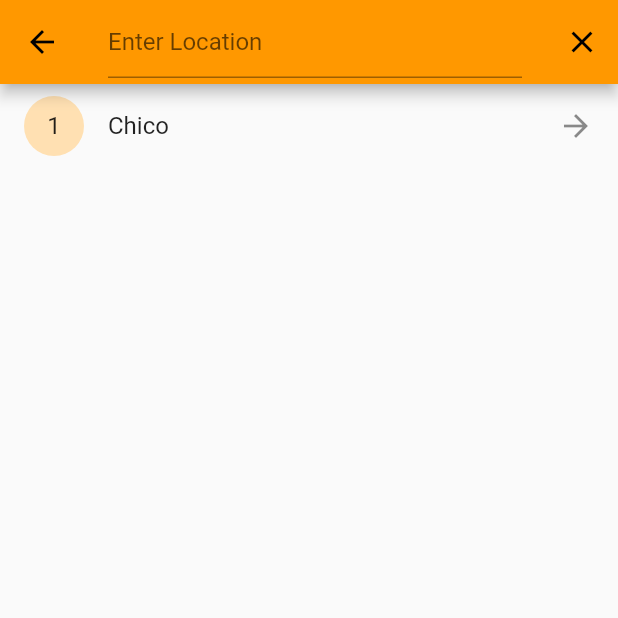
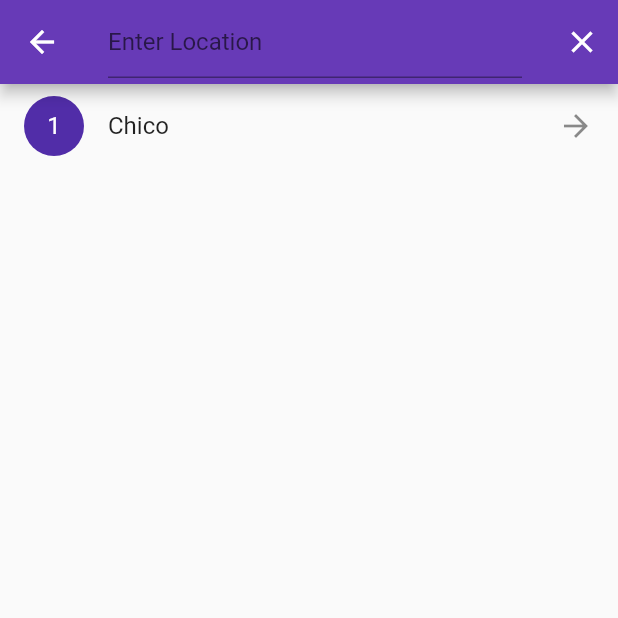
Before and after one commit to kausicmn/Mausam, a Flutter app: the screen it shows after launch, after a tap on the "search" icon, on a phone screen of 412 x 824 dp, the top half of it. Run offline on Flutter 3.47's test engine with Material 2 defaults, Android fonts, the phone set to English and light mode, and no system bars; our stand-ins replace cloud_firestore, easy_search_bar, firebase_core, firebase_storage, geolocator, google_maps_flutter and 3 more; missing offline and left inert: geodesy; accounts and stored records are empty; generated files the repository leaves out were written again.

Commit message:
Update SecondRoute.dart

```diff
--- a/my_app/lib/SecondRoute.dart
+++ b/my_app/lib/SecondRoute.dart
@@ -74,7 +74,7 @@ class _MyHomePageState extends State<SecondPage> {
   Widget build(BuildContext context) {
     return MaterialApp(
       title: 'Locations',
-      theme: ThemeData(primarySwatch: Colors.orange),
+      theme: ThemeData(primarySwatch: Colors.deepPurple),
       home: Scaffold(
         appBar: AppBar(
           title: TextField(
```
